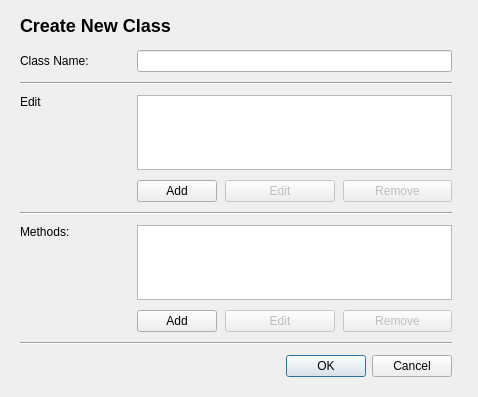
Garttox/icp, file src/view/classes/newclassdialog.ui: the form before one commit.
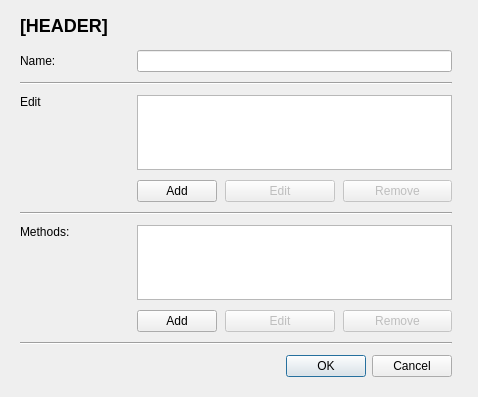
The form after the commit.

```diff
--- a/src/view/classes/newclassdialog.ui
+++ b/src/view/classes/newclassdialog.ui
@@ -167,7 +167,7 @@
     <item row="0" column="0">
      <widget class="QLabel" name="label">
       <property name="text">
-       <string>Class Name:</string>
+       <string>Name:</string>
       </property>
       <property name="margin">
        <number>2</number>
@@ -195,7 +195,7 @@
     <rect>
      <x>20</x>
      <y>0</y>
-     <width>191</width>
+     <width>271</width>
      <height>51</height>
     </rect>
    </property>
@@ -204,7 +204,7 @@
 font-size: 18px;</string>
    </property>
    <property name="text">
-    <string>Create New Class</string>
+    <string>[HEADER]</string>
    </property>
    <property name="textFormat">
     <enum>Qt::AutoText</enum>
```
Left out of the diff: 4 changed lines with no effect on the pictures.
